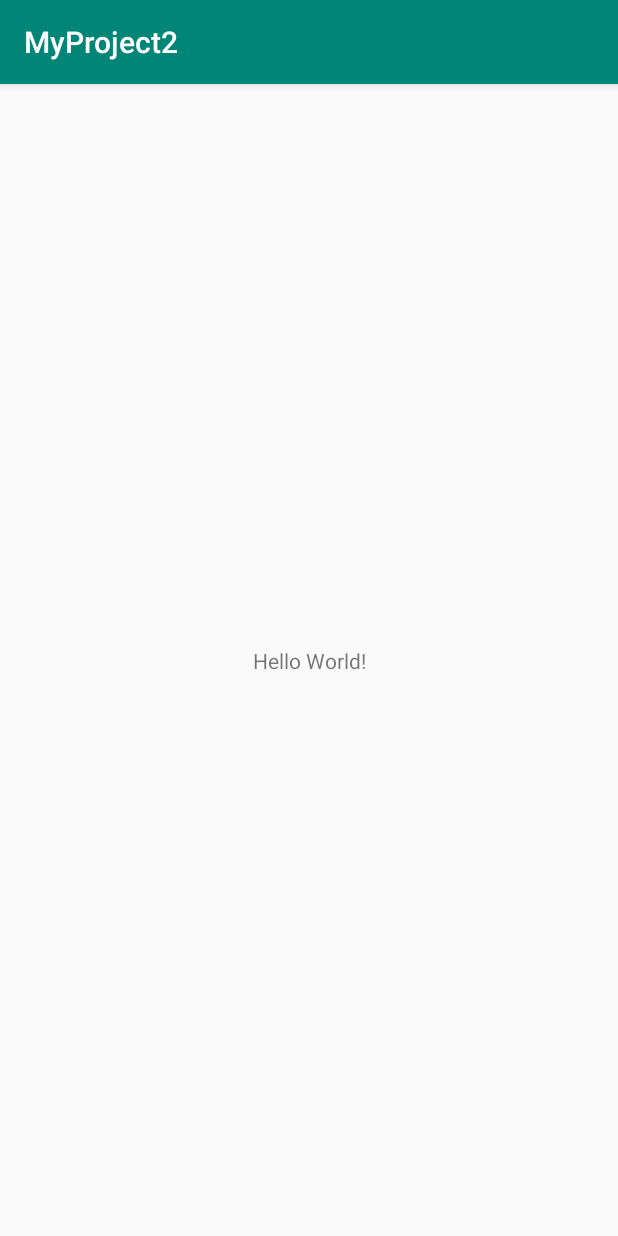
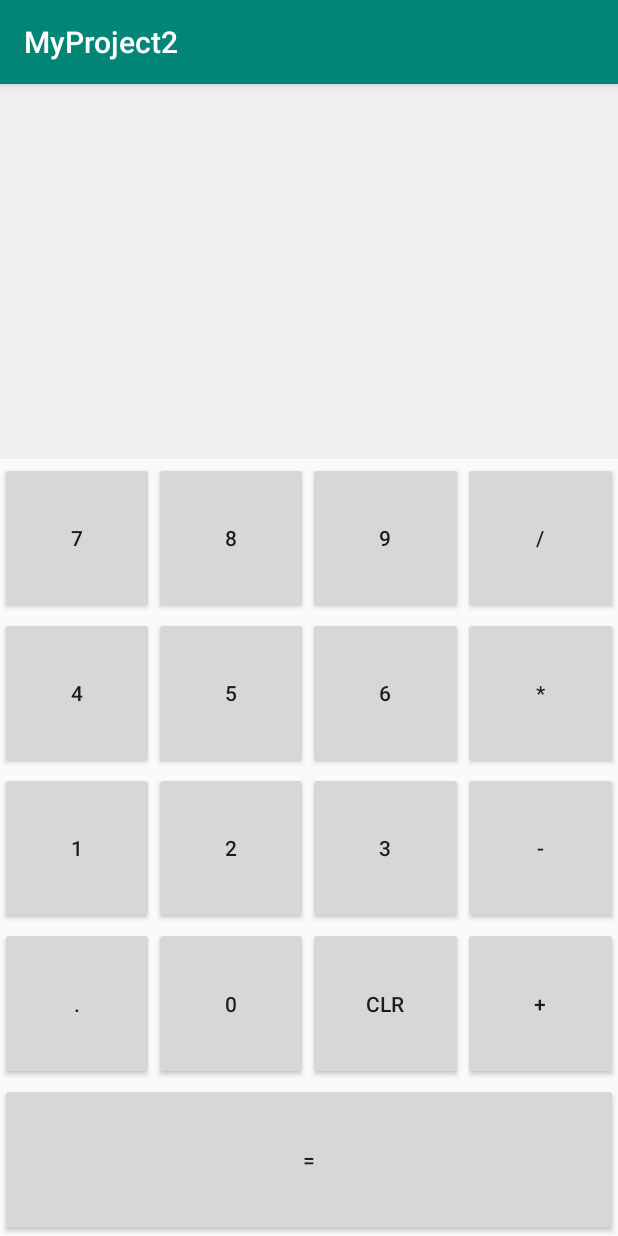
Before and after one commit to margleb/Android_with_Kotlin, an Android app: the screen it shows after launch (MainActivity), on a phone screen of 412 x 824 dp. Run offline under Robolectric (Android 15) with nearby library versions, the phone set to English and light mode, and no system bars.

Commit message:
Building the Calculator UI using LinearLayouts and layout_weight and onClick

```diff
--- a/app/src/main/java/com/example/myproject2/MainActivity.kt
+++ b/app/src/main/java/com/example/myproject2/MainActivity.kt
@@ -2,6 +2,8 @@ package com.example.myproject2
 
 import androidx.appcompat.app.AppCompatActivity
 import android.os.Bundle
+import android.view.View
+import android.widget.Toast
 
 class MainActivity : AppCompatActivity() {
 
@@ -9,4 +11,10 @@ class MainActivity : AppCompatActivity() {
         super.onCreate(savedInstanceState)
         setContentView(R.layout.activity_main)
     }
+
+    // используется атрибут в XML onClick
+    fun onDigit(view: View) {
+        Toast.makeText(this, "Button works", Toast.LENGTH_SHORT).show()
+    }
+
 }
--- a/app/src/main/res/layout/activity_main.xml
+++ b/app/src/main/res/layout/activity_main.xml
@@ -1,18 +1,175 @@
 <?xml version="1.0" encoding="utf-8"?>
-<androidx.constraintlayout.widget.ConstraintLayout xmlns:android="http://schemas.android.com/apk/res/android"
+<LinearLayout xmlns:android="http://schemas.android.com/apk/res/android"
     xmlns:app="http://schemas.android.com/apk/res-auto"
     xmlns:tools="http://schemas.android.com/tools"
     android:layout_width="match_parent"
+    android:orientation="vertical"
     android:layout_height="match_parent"
     tools:context=".MainActivity">
 
     <TextView
-        android:layout_width="wrap_content"
+        android:id="@+id/tvInput"
+        android:layout_width="match_parent"
+        android:background="#efefef"
+        android:layout_height="250dp"
+        android:textSize="48sp"
+        android:maxLength="12" />
+    <!-- first row -->
+    <LinearLayout
+        android:layout_width="match_parent"
         android:layout_height="wrap_content"
-        android:text="Hello World!"
-        app:layout_constraintBottom_toBottomOf="parent"
-        app:layout_constraintLeft_toLeftOf="parent"
-        app:layout_constraintRight_toRightOf="parent"
-        app:layout_constraintTop_toTopOf="parent" />
+        android:layout_marginTop="2dp"
+        android:layout_weight="1"
+        android:orientation="horizontal">
+        <Button
+            android:id="@+id/btnSeven"
+            android:layout_height="match_parent"
+            android:layout_width="0dp"
+            android:onClick="onDigit"
+            android:text="7"
+            android:layout_weight="1" />
+        <Button
+            android:id="@+id/btnEight"
+            android:layout_height="match_parent"
+            android:layout_width="0dp"
+            android:onClick="onDigit"
+            android:text="8"
+            android:layout_weight="1" />
+        <Button
+            android:id="@+id/btnNine"
+            android:layout_height="match_parent"
+            android:layout_width="0dp"
+            android:onClick="onDigit"
+            android:text="9"
+            android:layout_weight="1" />
+        <Button
+            android:id="@+id/btnDivide"
+            android:layout_height="match_parent"
+            android:layout_width="0dp"
+            android:onClick="onDigit"
+            android:text="/"
+            android:layout_weight="1" />
+    </LinearLayout>
+    <!-- second row -->
+    <LinearLayout
+        android:layout_width="match_parent"
+        android:layout_height="wrap_content"
+        android:layout_marginTop="2dp"
+        android:layout_weight="1"
+        android:orientation="horizontal">
+        <Button
+            android:id="@+id/btnfour"
+            android:layout_height="match_parent"
+            android:layout_width="0dp"
+            android:onClick="onDigit"
+            android:text="4"
+            android:layout_weight="1" />
+        <Button
+            android:id="@+id/btnFive"
+            android:layout_height="match_parent"
+            android:layout_width="0dp"
+            android:onClick="onDigit"
+            android:text="5"
+            android:layout_weight="1" />
+        <Button
+            android:id="@+id/btnSix"
+            android:layout_height="match_parent"
+            android:layout_width="0dp"
+            android:onClick="onDigit"
+            android:text="6"
+            android:layout_weight="1" />
+        <Button
+            android:id="@+id/btnMultiply"
+            android:layout_height="match_parent"
+            android:layout_width="0dp"
+            android:onClick="onDigit"
+            android:text="*"
+            android:layout_weight="1" />
+    </LinearLayout>
+    <!-- third row -->
+    <LinearLayout
+        android:layout_width="match_parent"
+        android:layout_height="wrap_content"
+        android:layout_marginTop="2dp"
+        android:layout_weight="1"
+        android:orientation="horizontal">
+        <Button
+            android:id="@+id/btnOne"
+            android:layout_height="match_parent"
+            android:layout_width="0dp"
+            android:onClick="onDigit"
+            android:text="1"
+            android:layout_weight="1" />
+        <Button
+            android:id="@+id/btnTwo"
+            android:layout_height="match_parent"
+            android:layout_width="0dp"
+            android:onClick="onDigit"
+            android:text="2"
+            android:layout_weight="1" />
+        <Button
+            android:id="@+id/btnThree"
+            android:layout_height="match_parent"
+            android:layout_width="0dp"
+            android:onClick="onDigit"
+            android:text="3"
+            android:layout_weight="1" />
+        <Button
+            android:id="@+id/btnSubtract"
+            android:layout_height="match_parent"
+            android:layout_width="0dp"
+            android:onClick="onDigit"
+            android:text="-"
+            android:layout_weight="1" />
+    </LinearLayout>
+    <!-- fourth row -->
+    <LinearLayout
+        android:layout_width="match_parent"
+        android:layout_height="wrap_content"
+        android:layout_marginTop="2dp"
+        android:layout_weight="1"
+        android:orientation="horizontal">
+        <Button
+            android:id="@+id/Decimal"
+            android:layout_height="match_parent"
+            android:layout_width="0dp"
+            android:onClick="onDigit"
+            android:text="."
+            android:layout_weight="1" />
+        <Button
+            android:id="@+id/btnZero"
+            android:layout_height="match_parent"
+            android:layout_width="0dp"
+            android:onClick="onDigit"
+            android:text="0"
+            android:layout_weight="1" />
+        <Button
+            android:id="@+id/btnClear"
+            android:layout_height="match_parent"
+            android:layout_width="0dp"
+            android:onClick="onDigit"
+            android:text="CLR"
+            android:layout_weight="1" />
+        <Button
+            android:id="@+id/btnAdd"
+            android:layout_height="match_parent"
+            android:layout_width="0dp"
+            android:onClick="onDigit"
+            android:text="+"
+            android:layout_weight="1" />
+    </LinearLayout>
+    <!-- five row -->
+    <LinearLayout
+        android:layout_width="match_parent"
+        android:layout_height="wrap_content"
+        android:layout_marginTop="2dp"
+        android:layout_weight="1"
+        android:orientation="horizontal">
+        <Button
+            android:id="@+id/btnEqual"
+            android:layout_width="match_parent"
+            android:text="="
+            android:layout_height="match_parent"/>
+    </LinearLayout>
 
-</androidx.constraintlayout.widget.ConstraintLayout>
+</LinearLayout>
```
